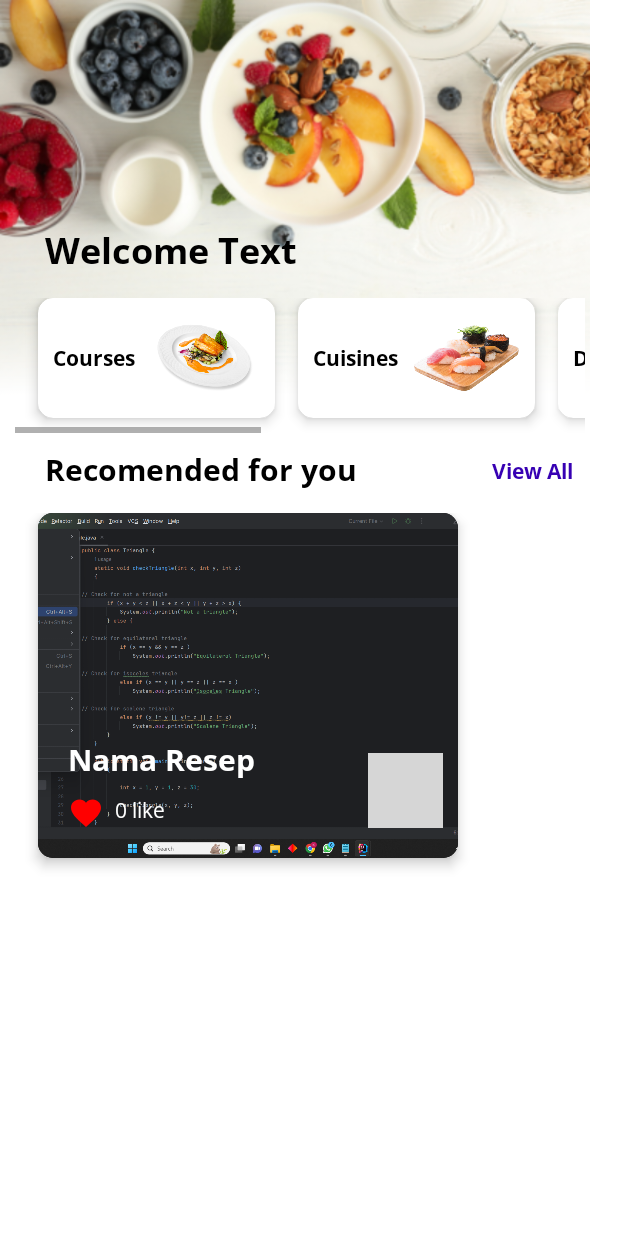
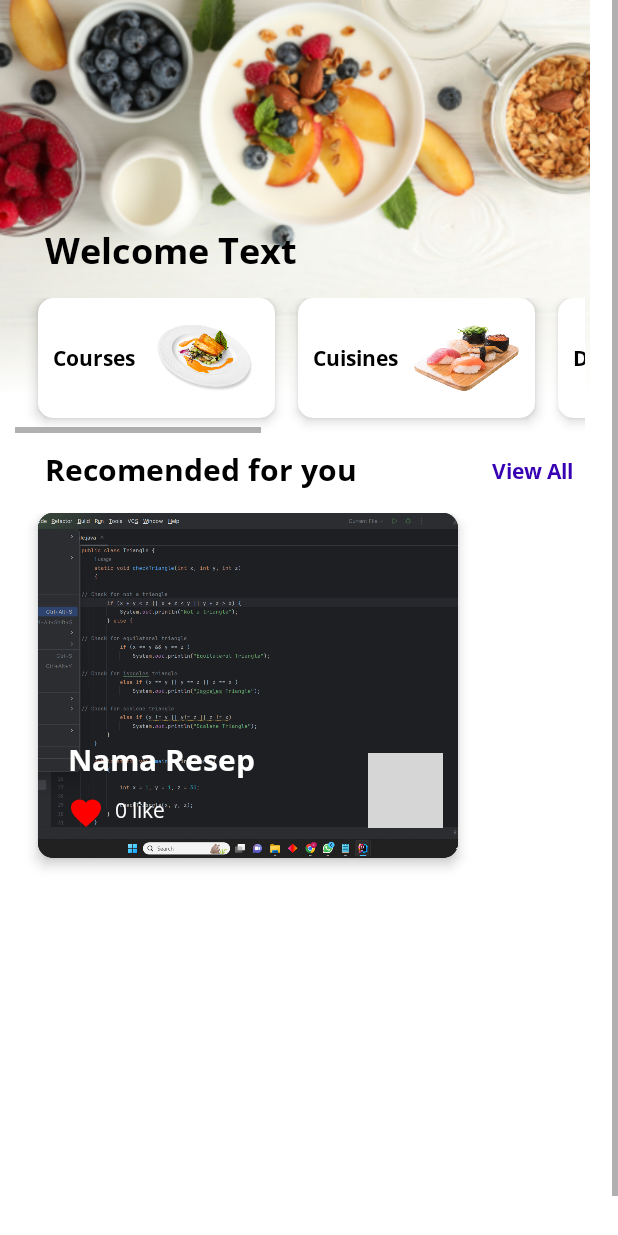
Before and after one commit to kharismasa/PabCookingApp, an Android app: the layout fragment_home.xml on its own in the app's theme, with its tools: preview values and no code run, on a phone screen of 412 x 824 dp. Run offline under Robolectric (Android 15) with nearby library versions, the phone set to English and light mode, and no system bars; grey boxes are pictures that could not be loaded.

Commit message:
tambah scroll vertical
sudah scroll vertical

```diff
--- a/Bismillah/app/src/main/res/layout/fragment_home.xml
+++ b/Bismillah/app/src/main/res/layout/fragment_home.xml
@@ -1,8 +1,12 @@
 <?xml version="1.0" encoding="utf-8"?>
-<androidx.constraintlayout.widget.ConstraintLayout
+<ScrollView
     xmlns:android="http://schemas.android.com/apk/res/android"
     xmlns:app="http://schemas.android.com/apk/res-auto"
     xmlns:tools="http://schemas.android.com/tools"
+    android:layout_width="match_parent"
+    android:layout_height="match_parent">
+
+<androidx.constraintlayout.widget.ConstraintLayout
     android:layout_width="match_parent"
     android:layout_height="match_parent"
     android:background="@color/white"
@@ -331,3 +335,5 @@
     </HorizontalScrollView>
 
 </androidx.constraintlayout.widget.ConstraintLayout>
+
+</ScrollView>
```
